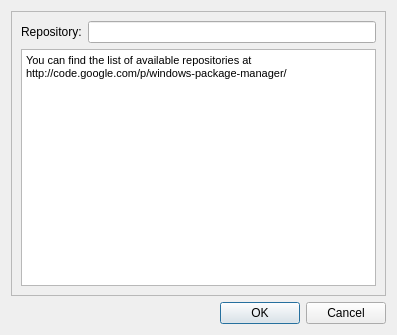
This is wpmcpp/settingsdialog.ui in npackd/npackd as Qt 5 draws it before an edit. The edited form follows.
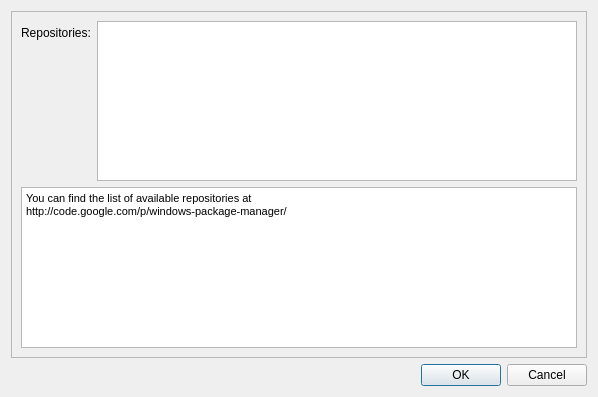
This is the edited form.

Commit message: multiple repositories

The edit to the form file:
```diff
--- a/wpmcpp/settingsdialog.ui
+++ b/wpmcpp/settingsdialog.ui
@@ -6,8 +6,8 @@
    <rect>
     <x>0</x>
     <y>0</y>
-    <width>397</width>
-    <height>335</height>
+    <width>598</width>
+    <height>397</height>
    </rect>
   </property>
   <property name="windowTitle">
@@ -29,13 +29,13 @@
       <item row="0" column="0">
        <widget class="QLabel" name="label">
         <property name="text">
-         <string>Repository:</string>
+         <string>Repositories:</string>
+        </property>
+        <property name="buddy">
+         <cstring>textEditReps</cstring>
         </property>
        </widget>
       </item>
-      <item row="0" column="1">
-       <widget class="QLineEdit" name="lineEditRepository"/>
-      </item>
       <item row="1" column="0" colspan="2">
        <widget class="QTextBrowser" name="textBrowser">
         <property name="html">
@@ -48,6 +48,26 @@
         </property>
        </widget>
       </item>
+      <item row="0" column="1">
+       <widget class="QTextEdit" name="textEditReps">
+        <property name="toolTip">
+         <string>&lt;!DOCTYPE HTML PUBLIC &quot;-//W3C//DTD HTML 4.0//EN&quot; &quot;http://www.w3.org/TR/REC-html40/strict.dtd&quot;&gt;
+&lt;html&gt;&lt;head&gt;&lt;meta name=&quot;qrichtext&quot; content=&quot;1&quot; /&gt;&lt;style type=&quot;text/css&quot;&gt;
+p, li { white-space: pre-wrap; }
+&lt;/style&gt;&lt;/head&gt;&lt;body style=&quot; font-family:'MS Shell Dlg 2'; font-size:8.25pt; font-weight:400; font-style:normal;&quot;&gt;
+&lt;p style=&quot; margin-top:0px; margin-bottom:0px; margin-left:0px; margin-right:0px; -qt-block-indent:0; text-indent:0px;&quot;&gt;&lt;span style=&quot; font-size:8pt;&quot;&gt;Here you can define multiple repositories that will be used to download and install the software. Enter multiple internet addresses on separate lines. &lt;/span&gt;&lt;/p&gt;
+&lt;p style=&quot; margin-top:0px; margin-bottom:0px; margin-left:0px; margin-right:0px; -qt-block-indent:0; text-indent:0px;&quot;&gt;&lt;span style=&quot; font-size:8pt;&quot;&gt;Example:&lt;/span&gt;&lt;/p&gt;
+&lt;p style=&quot; margin-top:0px; margin-bottom:0px; margin-left:0px; margin-right:0px; -qt-block-indent:0; text-indent:0px;&quot;&gt;&lt;span style=&quot; font-size:8pt;&quot;&gt;    http://www.yournamehere.com/Software.xml&lt;/span&gt;&lt;/p&gt;
+&lt;p style=&quot; margin-top:0px; margin-bottom:0px; margin-left:0px; margin-right:0px; -qt-block-indent:0; text-indent:0px;&quot;&gt;&lt;span style=&quot; font-size:8pt;&quot;&gt;    http://www.yournamehere.com/Beta.xml&lt;/span&gt;&lt;/p&gt;&lt;/body&gt;&lt;/html&gt;</string>
+        </property>
+        <property name="lineWrapMode">
+         <enum>QTextEdit::NoWrap</enum>
+        </property>
+        <property name="acceptRichText">
+         <bool>false</bool>
+        </property>
+       </widget>
+      </item>
      </layout>
     </widget>
    </item>
```
The commit also changes 8 other files.
